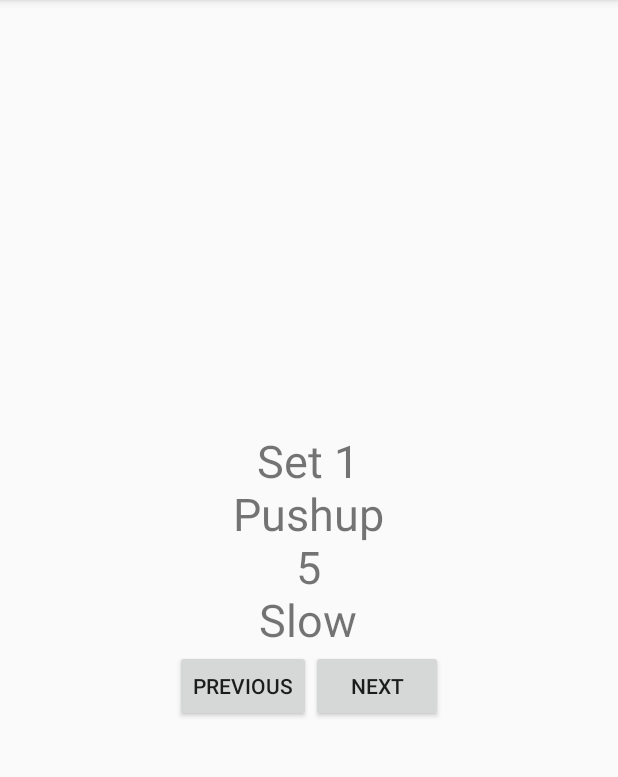
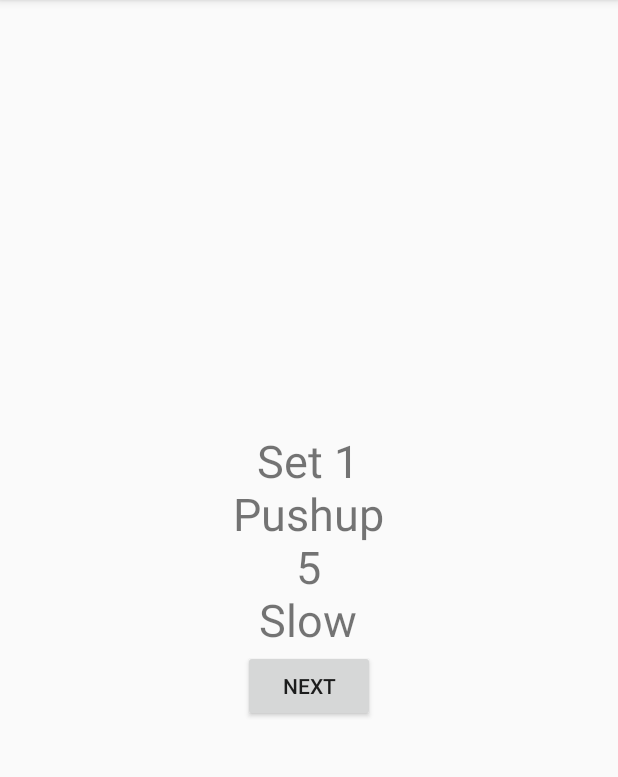
Before and after one commit to sebluy/workout-android, an Android app: the screen it shows after launch (WorkoutActivity), after a tap on "START NEW CALISTHENIC WORKOUT", on a phone screen of 412 x 824 dp, the part 84-861 px from its top. Run offline under Robolectric (Android 15) with nearby library versions, the phone set to English and light mode, and no system bars.

Commit message:
Add core workout and hide/show buttons when appropiate

```diff
--- a/app/src/main/AndroidManifest.xml
+++ b/app/src/main/AndroidManifest.xml
@@ -19,12 +19,6 @@
         <activity
             android:name=".WorkoutActivity"
             android:label="Workout" />
-        <activity
-            android:name=".LiftingWorkoutActivity"
-            android:label="Workout" />
-        <activity
-            android:name=".CalisthenicWorkoutActivity"
-            android:label="Workout" />
     </application>
 
 </manifest>
--- a/app/src/main/java/com/wonderguerrilla/android/workout/CalisthenicExercise.java
+++ b/app/src/main/java/com/wonderguerrilla/android/workout/CalisthenicExercise.java
@@ -3,7 +3,7 @@ package com.wonderguerrilla.android.workout;
 /**
  * Created by sebluy on 12/22/14.
  */
-public class CalisthenicExercise {
+public class CalisthenicExercise implements Exercise {
 
     private String mName ;
     int mReps ;
--- /dev/null
+++ b/app/src/main/java/com/wonderguerrilla/android/workout/CoreExercise.java
@@ -0,0 +1,21 @@
+package com.wonderguerrilla.android.workout;
+ /**
+ * Created by sebluy on 12/25/14.
+ */
+
+public class CoreExercise implements Exercise {
+
+    private String mName ;
+    int mQuantity ;
+    String mUnit ; /* perhaps use enum for unit ("Seconds" or "Reps") */
+
+    public CoreExercise(String name, int quantity, String unit) {
+        mName = name ;
+        mQuantity = quantity ;
+        mUnit = unit ;
+    }
+
+    public String toString() {
+        return mName + '\n' + mQuantity + '\n' + mUnit ;
+    }
+}
--- /dev/null
+++ b/app/src/main/java/com/wonderguerrilla/android/workout/Exercise.java
@@ -0,0 +1,10 @@
+package com.wonderguerrilla.android.workout;
+ /**
+ * Created by sebluy on 12/25/14.
+ */
+
+public interface Exercise {
+
+    public String toString() ;
+
+}
--- a/app/src/main/java/com/wonderguerrilla/android/workout/MainActivity.java
+++ b/app/src/main/java/com/wonderguerrilla/android/workout/MainActivity.java
@@ -17,6 +17,7 @@ public class MainActivity extends ActionBarActivity {
     private Button mStartLowerLiftingWorkout ;
     private Button mStartUpperLiftingWorkout ;
     private Button mStartCalisthenicWorkout ;
+    private Button mStartCoreWorkout ;
 
     private void startNewWorkoutActivity(int workoutID) {
         Intent intent = new Intent(MainActivity.this, WorkoutActivity.class) ;
@@ -54,6 +55,14 @@ public class MainActivity extends ActionBarActivity {
             }
 
         });
+
+        mStartCoreWorkout = (Button)findViewById(R.id.start_core_workout_button) ;
+        mStartCoreWorkout.setOnClickListener(new View.OnClickListener() {
+            @Override
+            public void onClick(View v) {
+                startNewWorkoutActivity(WorkoutGenerator.CORE_WORKOUT_ID);
+            }
+        });
     }
 
 
--- a/app/src/main/java/com/wonderguerrilla/android/workout/CalisthenicWorkout.java
+++ b/app/src/main/java/com/wonderguerrilla/android/workout/MultiSetWorkout.java
@@ -2,7 +2,7 @@ package com.wonderguerrilla.android.workout;
  /**
  * Created by sebluy on 12/25/14.
  */
-public class CalisthenicWorkout implements Workout {
+public class MultiSetWorkout implements Workout {
 
     private static final CalisthenicExercise[] CALISTHENIC_EXERCISES = {
             new CalisthenicExercise("Pushup", 5, "Slow"),
@@ -12,25 +12,50 @@ public class CalisthenicWorkout implements Workout {
             new CalisthenicExercise("Lunge", 10, "Slow"),
     } ;
 
-    private static final int MAX_SETS = 6 ;
+    private static final CoreExercise[] CORE_EXERCISES = {
+            new CoreExercise("Bridge", 20, "Reps"),
+            new CoreExercise("Plank", 30, "Seconds"),
+            new CoreExercise("Side Plank", 30, "Seconds"),
+            new CoreExercise("Bird Dog", 20, "Reps"),
+            new CoreExercise("Superman", 10, "Reps"),
+            new CoreExercise("Wiper", 20, "Reps"),
+    } ;
 
-    private CalisthenicExercise[] mExercises ;
+    private Exercise[] mExercises ;
     private int mIndex ;
     private int mCurrentSet ;
+    private int mMaxSets ;
 
-    public CalisthenicWorkout() {
-        mExercises = CALISTHENIC_EXERCISES ;
+    public static MultiSetWorkout newCalisthenicWorkout() {
+        return new MultiSetWorkout(CALISTHENIC_EXERCISES, 6) ;
+    }
+
+    public static MultiSetWorkout newCoreWorkout() {
+        return new MultiSetWorkout(CORE_EXERCISES, 2) ;
+    }
+
+    public MultiSetWorkout(Exercise[] exercises, int maxSets) {
+        mExercises = exercises ;
+        mMaxSets = maxSets ;
         mIndex = 0 ;
         mCurrentSet = 1 ;
     }
 
-    public CalisthenicExercise getCurrentExercise() {
+    public Exercise getCurrentExercise() {
         return mExercises[mIndex] ;
+    }
+
+    public boolean isStarted() {
+        return mIndex > 0 || mCurrentSet > 1 ;
+    }
+
+    public boolean isFinished() {
+        return (mIndex == mExercises.length - 1) && (mCurrentSet == mMaxSets) ;
     }
 
     public void increment() {
         if (mIndex >= mExercises.length - 1) {
-            if (mCurrentSet < MAX_SETS) {
+            if (mCurrentSet < mMaxSets) {
                 mCurrentSet++;
                 mIndex = 0;
             }
--- a/app/src/main/java/com/wonderguerrilla/android/workout/Workout.java
+++ b/app/src/main/java/com/wonderguerrilla/android/workout/Workout.java
@@ -9,6 +9,10 @@ public interface Workout {
 
     void decrement() ;
 
+    boolean isStarted() ;
+
+    boolean isFinished() ;
+
     String statusString() ;
 
 }
--- a/app/src/main/java/com/wonderguerrilla/android/workout/WorkoutActivity.java
+++ b/app/src/main/java/com/wonderguerrilla/android/workout/WorkoutActivity.java
@@ -21,6 +21,25 @@ public class WorkoutActivity extends ActionBarActivity {
     private Button mPreviousButton ;
     private Workout mWorkout ;
 
+    private void update() {
+        updateButtons() ;
+        mExerciseView.setText(mWorkout.statusString());
+    }
+
+    private void updateButtons() {
+        if (mWorkout.isStarted()) {
+            mPreviousButton.setVisibility(View.VISIBLE) ;
+        } else {
+            mPreviousButton.setVisibility(View.GONE) ;
+        }
+
+        if (mWorkout.isFinished()) {
+            mNextButton.setVisibility(View.GONE) ;
+        } else {
+            mNextButton.setVisibility(View.VISIBLE);
+        }
+    }
+
     @Override
     protected void onCreate(Bundle savedInstanceState) {
         super.onCreate(savedInstanceState);
@@ -31,25 +50,25 @@ public class WorkoutActivity extends ActionBarActivity {
         mWorkout = WorkoutGenerator.fromID(workoutID) ;
 
         mExerciseView = (TextView)findViewById(R.id.workout_text_view) ;
-        mExerciseView.setText(mWorkout.statusString()) ;
+        mNextButton = (Button)findViewById(R.id.next_button) ;
+        mPreviousButton = (Button)findViewById(R.id.previous_button) ;
 
-        mNextButton = (Button)findViewById(R.id.next_button) ;
+        update() ;
+
         mNextButton.setOnClickListener(new View.OnClickListener() {
             @Override
             public void onClick(View v) {
                 mWorkout.increment() ;
-                mExerciseView.setText(mWorkout.statusString());
+                update() ;
             }
         });
 
-        mPreviousButton = (Button)findViewById(R.id.previous_button) ;
         mPreviousButton.setOnClickListener(new View.OnClickListener() {
             @Override
             public void onClick(View v) {
                 mWorkout.decrement() ;
-                mExerciseView.setText(mWorkout.statusString()) ;
+                update() ;
             }
-
         });
     }
 
--- a/app/src/main/java/com/wonderguerrilla/android/workout/WorkoutGenerator.java
+++ b/app/src/main/java/com/wonderguerrilla/android/workout/WorkoutGenerator.java
@@ -5,15 +5,18 @@ public class WorkoutGenerator {
     public static final int CALISTHENIC_WORKOUT_ID = 0 ;
     public static final int UPPER_LIFTING_WORKOUT_ID = 1 ;
     public static final int LOWER_LIFTING_WORKOUT_ID = 2 ;
+    public static final int CORE_WORKOUT_ID = 3 ;
 
     public static Workout fromID(int id) {
         switch (id) {
             case CALISTHENIC_WORKOUT_ID:
-                return new CalisthenicWorkout() ;
+                return MultiSetWorkout.newCalisthenicWorkout() ;
             case UPPER_LIFTING_WORKOUT_ID:
                 return new LiftingWorkout(UPPER_LIFTING_WORKOUT_ID) ;
             case LOWER_LIFTING_WORKOUT_ID:
                 return new LiftingWorkout(LOWER_LIFTING_WORKOUT_ID) ;
+            case CORE_WORKOUT_ID:
+                return MultiSetWorkout.newCoreWorkout() ;
             default:
                 return null ;
         }
--- a/app/src/main/res/layout/activity_main.xml
+++ b/app/src/main/res/layout/activity_main.xml
@@ -23,4 +23,10 @@
         android:layout_height="wrap_content"
         android:text="@string/start_calisthenic_workout_button"/>
 
+    <Button
+        android:id="@+id/start_core_workout_button"
+        android:layout_width="wrap_content"
+        android:layout_height="wrap_content"
+        android:text="@string/start_core_workout_button"/>
+
 </LinearLayout>
--- a/app/src/main/res/values/strings.xml
+++ b/app/src/main/res/values/strings.xml
@@ -6,6 +6,7 @@
     <string name="next_button">Next</string>
     <string name="previous_button">Previous</string>
     <string name="start_calisthenic_workout_button">Start New Calisthenic Workout</string>
+    <string name="start_core_workout_button">Start New Core Workout</string>
     <string name="start_upper_lifting_workout_button">Start New Upper Lifting Workout</string>
     <string name="start_lower_lifting_workout_button">Start New Lower Lifting Workout</string>
 
```
Also changed, not shown: app/src/main/java/com/wonderguerrilla/android/workout/LiftingWorkout.java (+8 -0 lines).
